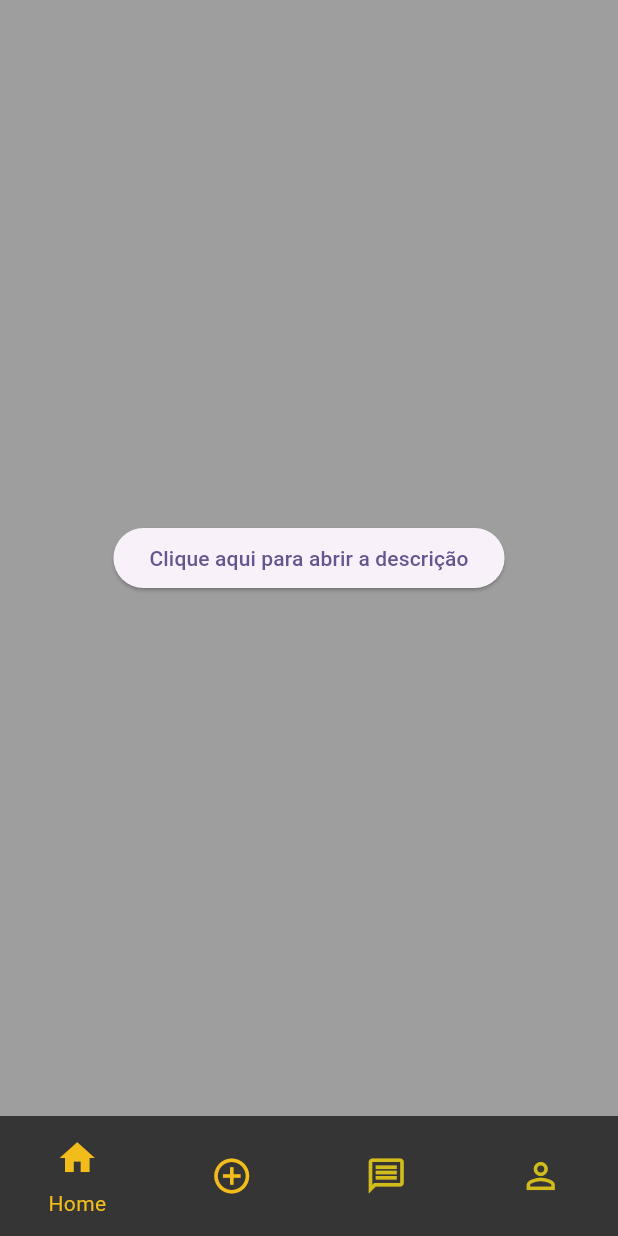
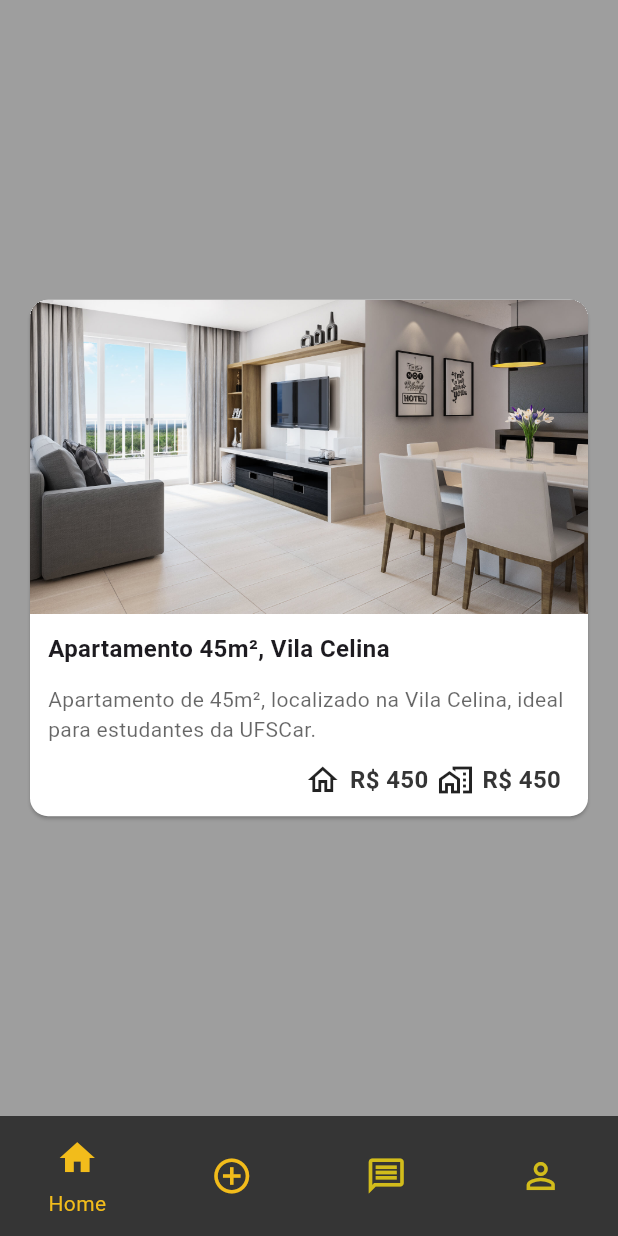
Before and after one commit to Vitorrecoaro/DevMovel-MeAjudaApe-Flutter, a Flutter app: the screen it shows after launch, on a phone screen of 412 x 824 dp. Run offline on Flutter 3.47's test engine with Material 2 defaults, Android fonts, the phone set to English and light mode, and no system bars; our stand-ins replace carousel_slider.

Commit message:
add: Imovel card stateless

```diff
--- /dev/null
+++ b/lib/components/imovelCard.dart
@@ -0,0 +1,81 @@
+import 'package:flutter/material.dart';
+
+class ImovelCard extends StatelessWidget {
+  const ImovelCard({super.key});
+
+  @override
+  Widget build(BuildContext context) {
+    return Card(
+      color: Colors.white,
+      clipBehavior: Clip.hardEdge,
+      child: InkWell(
+        splashColor: const Color(0xFFF2BC1B).withAlpha(30),
+        onTap: () {
+          Navigator.pushNamed(context, '/description');
+        },
+        child: Column(
+          mainAxisSize: MainAxisSize.min,
+          children: [
+            Image.asset(
+              'assets/foto_ap.jpg',
+            ),
+            Padding(
+              padding:  const EdgeInsets.all(12.0),
+              child: Column(
+                crossAxisAlignment: CrossAxisAlignment.start,
+                children: [
+                  const Text(
+                    'Apartamento 45m², Vila Celina',
+                    style: TextStyle(
+                      fontWeight: FontWeight.bold,
+                      fontSize: 16,
+                    ),
+                  ),
+                  Padding(
+                    padding: const EdgeInsets.symmetric(vertical: 12.0),
+                    child: Text(
+                      'Apartamento de 45m², localizado na Vila Celina, ideal para estudantes da UFSCar.',
+                      style: TextStyle(
+                        fontSize: 14,
+                        color: Colors.black.withOpacity(0.6),
+                      )
+                    ),
+                  ),
+                  const Row(
+                    mainAxisAlignment: MainAxisAlignment.end,
+                    children: [
+                      Icon(Icons.home_outlined),
+                      Padding(
+                        padding: EdgeInsets.symmetric(horizontal: 6.0),
+                        child: Text(
+                          'R\$ 450',
+                          style: TextStyle(
+                            fontSize: 16,
+                            fontWeight: FontWeight.bold,
+                            color: Color(0xFF353535),
+                          ),
+                        ),
+                      ),
+                      Icon(Icons.home_work_outlined),
+                      Padding(
+                        padding: EdgeInsets.symmetric(horizontal: 6.0),
+                        child: Text(
+                          'R\$ 450',
+                          style: TextStyle(
+                            fontSize: 16,
+                            fontWeight: FontWeight.bold,
+                            color: Color(0xFF353535),
+                          ),
+                        ),
+                      ),
+                ],
+              ),
+                ],
+              ),
+            )
+          ],
+        ),
+      ),
+    );
+  }
+}
--- a/lib/pages/main.page.dart
+++ b/lib/pages/main.page.dart
@@ -1,5 +1,5 @@
+import 'package:dev_movel_me_ajuda_ape/components/imovelCard.dart';
 import 'package:flutter/material.dart';
-import 'package:flutter/widgets.dart';
 import 'package:provider/provider.dart';
 
 import '../state/main.state.dart';
@@ -14,12 +14,11 @@ class MainPage extends StatelessWidget {
       body: [
         Container(
           color: Colors.grey,
-          child: Center(
-            child: ElevatedButton(
-                onPressed: () {
-                  Navigator.pushNamed(context, '/description');
-                },
-                child: const Text('Clique aqui para abrir a descrição')),
+          child: const Center(
+            child: Padding(
+              padding: EdgeInsets.symmetric(horizontal: 16),
+              child: ImovelCard(),
+            ),
           ),
         ),
         Container(
```
